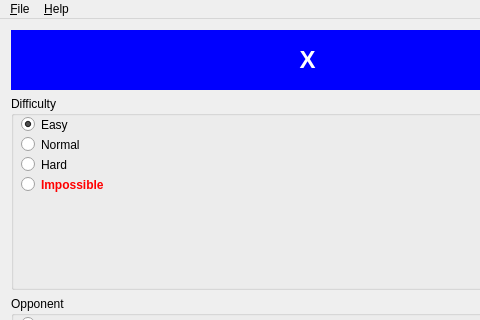
avindra/ttt-plusplus, file TicTacToe++/winmain.ui: the form before one commit; both pictures show x 0 to 480 and y 0 to 320 of the 615 by 572 pixel window.
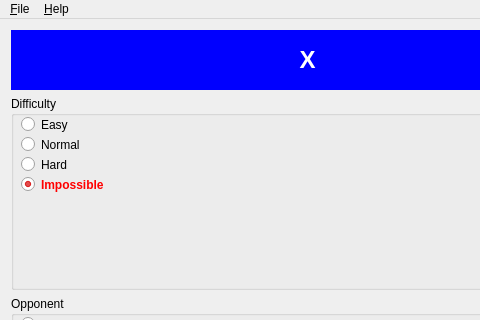
The form after the commit.

Commit message: -Take more advantage of the "temp" pointer -Impossible mode by default from the start

Patch:
```diff
--- a/TicTacToe++/winmain.ui
+++ b/TicTacToe++/winmain.ui
@@ -97,7 +97,7 @@
           <string>Easy</string>
          </property>
          <property name="checked">
-          <bool>true</bool>
+          <bool>false</bool>
          </property>
         </widget>
         <widget class="QRadioButton" name="radNormal">
@@ -141,6 +141,9 @@
          <property name="text">
           <string>Impossible</string>
          </property>
+         <property name="checked">
+          <bool>true</bool>
+         </property>
         </widget>
        </widget>
       </item>
```
The commit also changes 2 other files.
